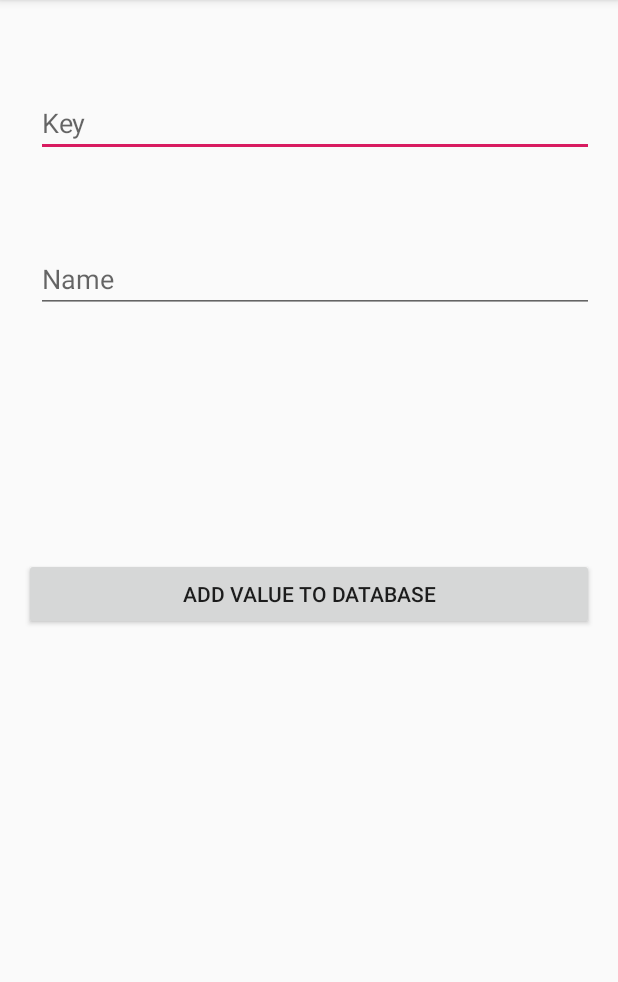
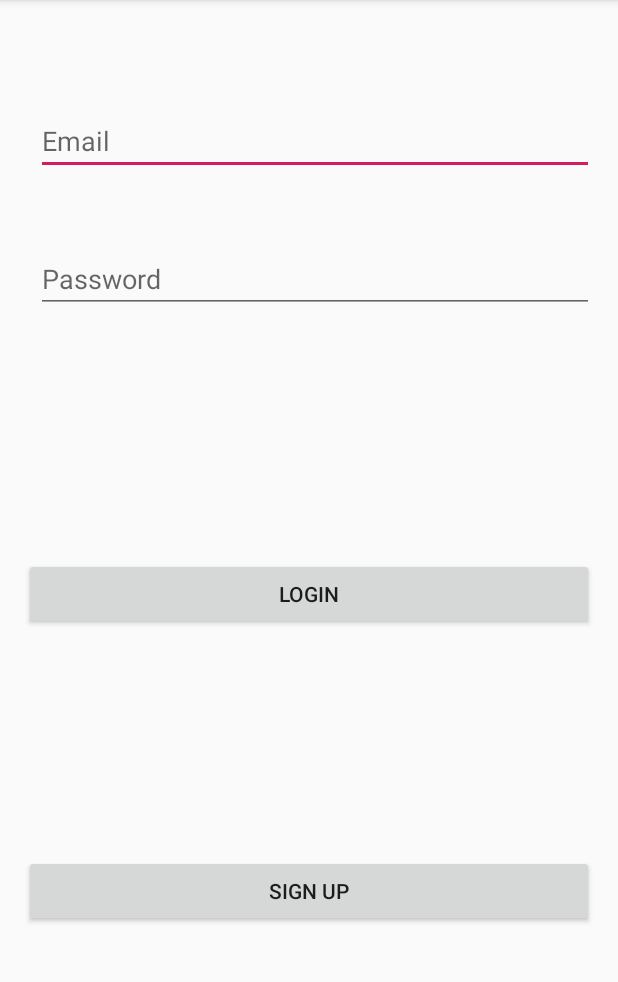
Before and after one commit to jngisiro/android_mlpma, an Android app: the screen it shows after launch (MainActivity), on a phone screen of 412 x 824 dp, the part 84-1066 px from its top. Run offline under Robolectric (Android 15) with nearby library versions, the phone set to English and light mode, and no system bars; our stand-ins replace Firebase (no records; nobody signed in at launch, a user with empty details on screens opened directly); 2 statements that could not run were skipped.

Commit message:
Setting up Login and Register Activities

```diff
--- a/app/src/main/AndroidManifest.xml
+++ b/app/src/main/AndroidManifest.xml
@@ -1,6 +1,8 @@
 <?xml version="1.0" encoding="utf-8"?>
 <manifest xmlns:android="http://schemas.android.com/apk/res/android"
     package="com.subtledesigns.mlpma">
+
+    <uses-permission android:name="android.permission.INTERNET" />
 
     <application
         android:allowBackup="true"
@@ -9,6 +11,8 @@
         android:roundIcon="@mipmap/ic_launcher_round"
         android:supportsRtl="true"
         android:theme="@style/AppTheme">
+        <activity android:name=".RegisterActivity"></activity>
+        <activity android:name=".LoginActivity" />
         <activity android:name=".MainActivity">
             <intent-filter>
                 <action android:name="android.intent.action.MAIN" />
--- a/app/src/main/java/com/subtledesigns/mlpma/MainActivity.java
+++ b/app/src/main/java/com/subtledesigns/mlpma/MainActivity.java
@@ -8,6 +8,7 @@
 import android.widget.EditText;
 import android.widget.Toast;
 
+import com.google.firebase.auth.FirebaseAuth;
 import com.google.firebase.database.DataSnapshot;
 import com.google.firebase.database.DatabaseError;
 import com.google.firebase.database.DatabaseReference;
@@ -16,6 +17,7 @@
 
 public class MainActivity extends AppCompatActivity {
 
+    FirebaseAuth auth;
     private Button mAddData;
     private EditText mValueField;
     private EditText mKeyField;
@@ -33,19 +35,6 @@
         final FirebaseDatabase database = FirebaseDatabase.getInstance();
         final DatabaseReference rootRef = database.getReference("users");
 
-        rootRef.addValueEventListener(new ValueEventListener() {
-            @Override
-            public void onDataChange(@NonNull DataSnapshot dataSnapshot) {
-                String value = dataSnapshot.getValue(String.class);
-                Toast.makeText(getApplicationContext(), "Added ".concat(value), Toast.LENGTH_LONG).show();
-            }
-
-            @Override
-            public void onCancelled(@NonNull DatabaseError databaseError) {
-
-            }
-        });
-//
 //        myRef.setValue("Hello, World!");
 
        mAddData = findViewById(R.id.btn_addData);
--- a/app/src/main/res/layout/activity_main.xml
+++ b/app/src/main/res/layout/activity_main.xml
@@ -7,17 +7,17 @@
     tools:context=".MainActivity">
 
     <EditText
-        android:id="@+id/txt_keyField"
+        android:id="@+id/txt_email"
         android:layout_width="0dp"
         android:layout_height="wrap_content"
-        android:layout_marginTop="8dp"
+        android:layout_marginTop="32dp"
         android:layout_marginBottom="8dp"
         android:ems="10"
-        android:hint="Key"
+        android:hint="Email"
         android:inputType="textPersonName"
-        app:layout_constraintBottom_toTopOf="@+id/txt_valueField"
-        app:layout_constraintEnd_toEndOf="@+id/txt_valueField"
-        app:layout_constraintStart_toStartOf="@+id/txt_valueField"
+        app:layout_constraintBottom_toTopOf="@+id/txt_password"
+        app:layout_constraintEnd_toEndOf="@+id/txt_password"
+        app:layout_constraintStart_toStartOf="@+id/txt_password"
         app:layout_constraintTop_toTopOf="parent" />
 
     <Button
@@ -28,24 +28,36 @@
         android:layout_marginTop="32dp"
         android:layout_marginEnd="16dp"
         android:layout_marginBottom="8dp"
-        android:text="Add value to database"
+        android:text="LOGIN"
         app:layout_constraintBottom_toBottomOf="parent"
         app:layout_constraintEnd_toEndOf="parent"
         app:layout_constraintStart_toStartOf="parent"
         app:layout_constraintTop_toTopOf="parent" />
 
     <EditText
-        android:id="@+id/txt_valueField"
+        android:id="@+id/txt_password"
         android:layout_width="0dp"
         android:layout_height="wrap_content"
         android:layout_marginStart="8dp"
         android:layout_marginTop="8dp"
         android:layout_marginBottom="8dp"
         android:ems="10"
-        android:hint="Name"
+        android:hint="Password"
         android:inputType="textPersonName"
         app:layout_constraintBottom_toTopOf="@+id/btn_addData"
         app:layout_constraintEnd_toEndOf="@+id/btn_addData"
         app:layout_constraintStart_toStartOf="@+id/btn_addData"
         app:layout_constraintTop_toTopOf="parent" />
+
+    <Button
+        android:id="@+id/button"
+        android:layout_width="0dp"
+        android:layout_height="wrap_content"
+        android:layout_marginTop="8dp"
+        android:layout_marginBottom="8dp"
+        android:text="SIGN UP"
+        app:layout_constraintBottom_toBottomOf="parent"
+        app:layout_constraintEnd_toEndOf="@+id/btn_addData"
+        app:layout_constraintStart_toStartOf="@+id/btn_addData"
+        app:layout_constraintTop_toBottomOf="@+id/btn_addData" />
 </android.support.constraint.ConstraintLayout>
```
Also changed, not shown: app/src/main/java/com/subtledesigns/mlpma/LoginActivity.java (added, +13 -0 lines), app/src/main/java/com/subtledesigns/mlpma/RegisterActivity.java (added, +13 -0 lines), app/src/main/res/layout/activity_login.xml (added, +9 -0 lines), app/src/main/res/layout/activity_register.xml (added, +9 -0 lines).
